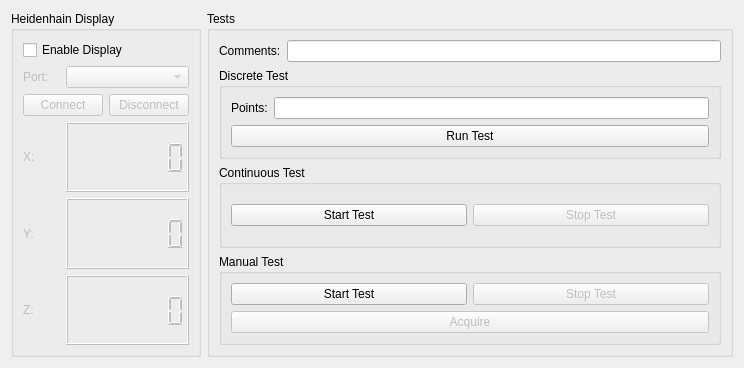
The window that undulator/gui/ui/testswidget.ui (lnls-ima/undulador-control-gui) describes before a commit, drawn with Qt 5.
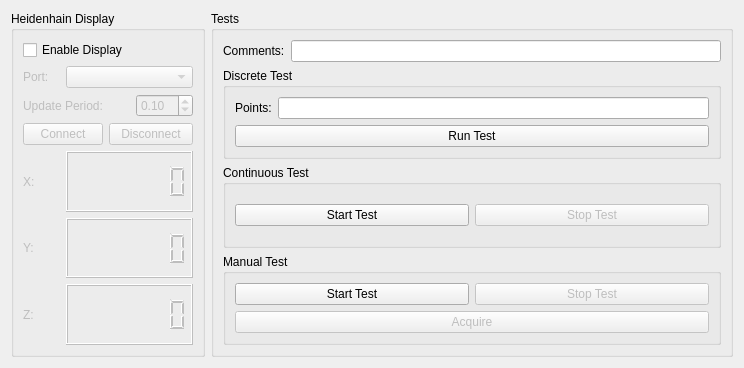
The same window after the commit. Custom widgets are drawn as their Qt base class.

Commit message: Adding display period

What changed in the file:
```diff
--- a/undulator/gui/ui/testswidget.ui
+++ b/undulator/gui/ui/testswidget.ui
@@ -20,7 +20,7 @@
       <string>Heidenhain Display</string>
      </property>
      <layout class="QGridLayout" name="gridLayout">
-      <item row="0" column="0" colspan="3">
+      <item row="0" column="0" colspan="4">
        <widget class="QCheckBox" name="chb_display">
         <property name="text">
          <string>Enable Display</string>
@@ -37,14 +37,40 @@
         </property>
        </widget>
       </item>
-      <item row="1" column="1" colspan="2">
+      <item row="1" column="1" colspan="3">
        <widget class="QComboBox" name="cmb_port">
         <property name="enabled">
          <bool>false</bool>
         </property>
        </widget>
       </item>
-      <item row="2" column="0" colspan="2">
+      <item row="2" column="0" colspan="3">
+       <widget class="QLabel" name="la_period">
+        <property name="enabled">
+         <bool>false</bool>
+        </property>
+        <property name="text">
+         <string>Update Period:</string>
+        </property>
+       </widget>
+      </item>
+      <item row="2" column="3">
+       <widget class="QDoubleSpinBox" name="spd_period">
+        <property name="enabled">
+         <bool>false</bool>
+        </property>
+        <property name="maximum">
+         <double>10.000000000000000</double>
+        </property>
+        <property name="singleStep">
+         <double>0.100000000000000</double>
+        </property>
+        <property name="value">
+         <double>0.100000000000000</double>
+        </property>
+       </widget>
+      </item>
+      <item row="3" column="0" colspan="2">
        <widget class="QPushButton" name="pbt_connect">
         <property name="enabled">
          <bool>false</bool>
@@ -54,7 +80,7 @@
         </property>
        </widget>
       </item>
-      <item row="2" column="2">
+      <item row="3" column="2" colspan="2">
        <widget class="QPushButton" name="pbt_disconnect">
         <property name="enabled">
          <bool>false</bool>
@@ -64,7 +90,7 @@
         </property>
        </widget>
       </item>
-      <item row="3" column="0">
+      <item row="4" column="0">
        <widget class="QLabel" name="la_x">
         <property name="enabled">
          <bool>false</bool>
@@ -74,7 +100,7 @@
         </property>
        </widget>
       </item>
-      <item row="3" column="1" colspan="2">
+      <item row="4" column="1" colspan="3">
        <widget class="QLCDNumber" name="lcd_x">
         <property name="enabled">
          <bool>false</bool>
@@ -84,7 +110,7 @@
         </property>
        </widget>
       </item>
-      <item row="4" column="0">
+      <item row="5" column="0">
        <widget class="QLabel" name="la_y">
         <property name="enabled">
          <bool>false</bool>
@@ -94,7 +120,7 @@
         </property>
        </widget>
       </item>
-      <item row="4" column="1" colspan="2">
+      <item row="5" column="1" colspan="3">
        <widget class="QLCDNumber" name="lcd_y">
         <property name="enabled">
          <bool>false</bool>
@@ -104,7 +130,7 @@
         </property>
        </widget>
       </item>
-      <item row="5" column="0">
+      <item row="6" column="0">
        <widget class="QLabel" name="la_z">
         <property name="enabled">
          <bool>false</bool>
@@ -114,7 +140,7 @@
         </property>
        </widget>
       </item>
-      <item row="5" column="1" colspan="2">
+      <item row="6" column="1" colspan="3">
        <widget class="QLCDNumber" name="lcd_z">
         <property name="enabled">
          <bool>false</bool>
```
Left out of the diff: 32 changed lines with no effect on the pictures. The commit also changes 1 other file.
